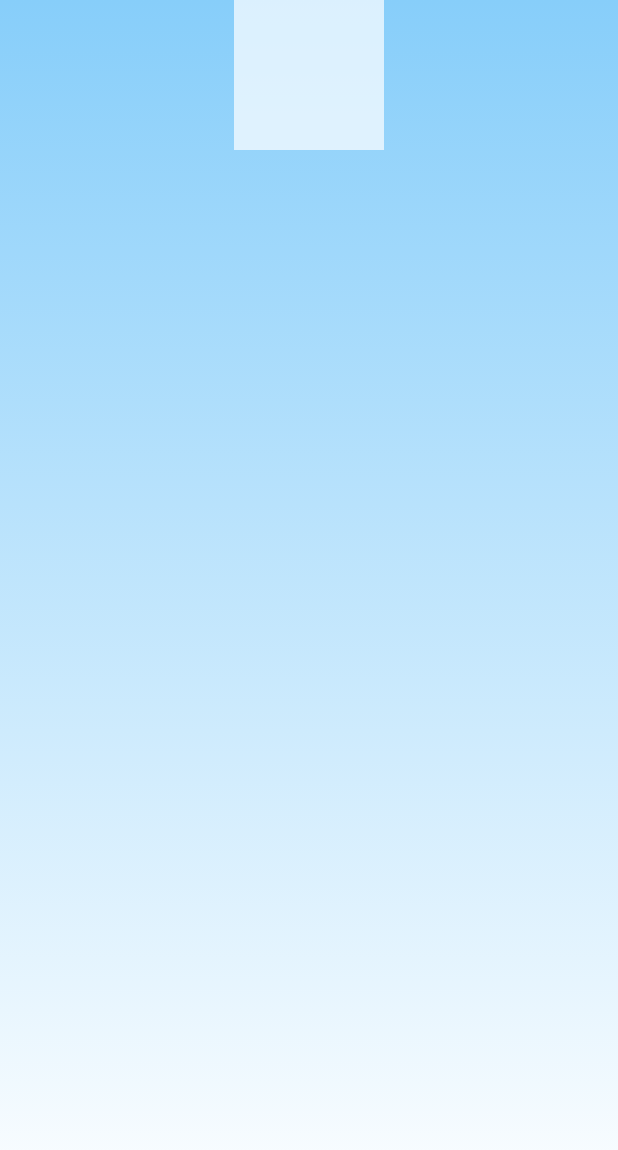
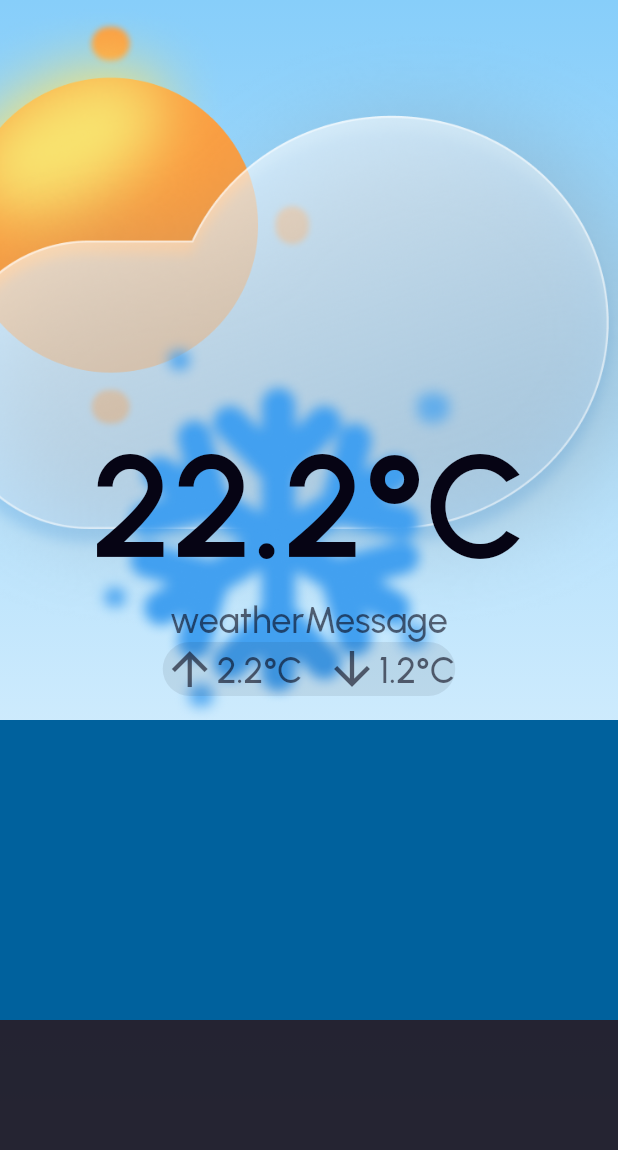
Before and after one commit to Newyork-Squad/weather_app, a Flutter app: the screen it shows after launch, on a phone screen of 412 x 824 dp. Shown: the top 1150 px of the screen. Run offline on Flutter 3.47's test engine with Material 3 defaults, Android fonts, the phone set to English and light mode, and no system bars.

Commit message:
feat: add CurrentWeather widget

```diff
--- a/lib/ui/screen/home_screen.dart
+++ b/lib/ui/screen/home_screen.dart
@@ -1,4 +1,6 @@
 import 'package:flutter/material.dart';
+
+import 'package:weather_app/ui/widget/current_weather.dart';
 import '../../ui/designSystem/theme/weather_theme.dart';
 
 class MyHomePage extends StatefulWidget {
@@ -12,13 +14,50 @@ class _MyHomePageState extends State<MyHomePage> {
   @override
   Widget build(BuildContext context) {
     final theme = MyWeatherTheme.of(context);
-    return Column(
-      children: <Widget>[
-        Container( // Placeholder for yor widget
-          height: 100,
-          width: 100,
-          color: theme.colors.surfacePrimary,
-          alignment: Alignment.center,
+    return CustomScrollView(
+      slivers: <Widget>[
+        CurrentWeather(
+          temperature: 22.2,
+          weatherIcon: 2,
+          weatherMessage: "weatherMessage",
+          maxTemp: 2.2,
+          minTemp: 1.2,
+        ),
+        SliverToBoxAdapter(
+          child: Container(
+            // Placeholder for yor widget
+            height: 200,
+            width: 100,
+            color: theme.colors.glow,
+            alignment: Alignment.center,
+          ),
+        ),
+        SliverToBoxAdapter(
+          child: Container(
+            // Placeholder for yor widget
+            height: 300,
+            width: 100,
+            color: theme.colors.shadeSecondary,
+            alignment: Alignment.center,
+          ),
+        ),
+        SliverToBoxAdapter(
+          child: Container(
+            // Placeholder for yor widget
+            height: 200,
+            width: 100,
+            color: theme.colors.glow,
+            alignment: Alignment.center,
+          ),
+        ),
+        SliverToBoxAdapter(
+          child: Container(
+            // Placeholder for yor widget
+            height: 300,
+            width: 100,
+            color: theme.colors.shadePrimary,
+            alignment: Alignment.center,
+          ),
         ),
       ],
     );
```
Also changed, not shown: lib/ui/widget/current_weather.dart (added, +106 -0 lines).
